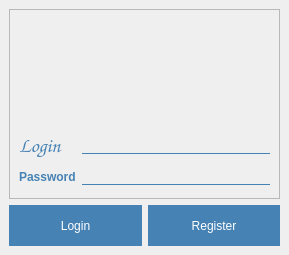
The window that PyQt/ui/Login.ui (UladzislauB/coursework) describes before a commit, drawn with Qt 5.
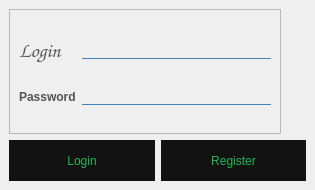
The same window after the commit. Icons and pictures are not drawn.

What changed in the file:
```diff
--- a/PyQt/ui/Login.ui
+++ b/PyQt/ui/Login.ui
@@ -6,8 +6,8 @@
    <rect>
     <x>0</x>
     <y>0</y>
-    <width>289</width>
-    <height>255</height>
+    <width>315</width>
+    <height>190</height>
    </rect>
   </property>
   <property name="windowTitle">
@@ -53,26 +53,29 @@
        <enum>QFrame::Raised</enum>
       </property>
       <layout class="QGridLayout" name="gridLayout">
-       <item row="0" column="0" colspan="2" alignment="Qt::AlignHCenter">
-        <widget class="QLabel" name="img">
-         <property name="maximumSize">
-          <size>
-           <width>100</width>
-           <height>100</height>
-          </size>
+       <item row="0" column="1">
+        <widget class="QLineEdit" name="edit_login">
+         <property name="styleSheet">
+          <string notr="true"/>
          </property>
          <property name="text">
           <string/>
          </property>
-         <property name="pixmap">
-          <pixmap>../../ico/taxi.png</pixmap>
-         </property>
-         <property name="scaledContents">
-          <bool>true</bool>
-         </property>
         </widget>
        </item>
        <item row="1" column="0">
+        <widget class="QLabel" name="label_password">
+         <property name="styleSheet">
+          <string notr="true">QLabel{
+	color:	#535353;
+}</string>
+         </property>
+         <property name="text">
+          <string>Password</string>
+         </property>
+        </widget>
+       </item>
+       <item row="0" column="0">
         <widget class="QLabel" name="label_login">
          <property name="font">
           <font>
@@ -84,7 +87,9 @@
           </font>
          </property>
          <property name="styleSheet">
-          <string notr="true"/>
+          <string notr="true">QLabel{
+	color:	#535353;
+}</string>
          </property>
          <property name="text">
           <string>Login</string>
@@ -92,23 +97,6 @@
         </widget>
        </item>
        <item row="1" column="1">
-        <widget class="QLineEdit" name="edit_login">
-         <property name="styleSheet">
-          <string notr="true"/>
-         </property>
-         <property name="text">
-          <string/>
-         </property>
-        </widget>
-       </item>
-       <item row="2" column="0">
-        <widget class="QLabel" name="label_password">
-         <property name="text">
-          <string>Password</string>
-         </property>
-        </widget>
-       </item>
-       <item row="2" column="1">
         <widget class="QLineEdit" name="edit_password">
          <property name="text">
           <string/>
@@ -131,8 +119,8 @@
       </property>
       <property name="styleSheet">
        <string notr="true">QPushButton{
-color: white;
-background: steelblue;
+color: #1db954;
+background: 	#121212;
 border-radius: 60px;
 font: 12pt &quot;Comic Sans MS&quot;;
 }</string>
@@ -152,8 +140,8 @@
       </property>
       <property name="styleSheet">
        <string notr="true">QPushButton{
-color: white;
-background: steelblue;
+color: #1db954;
+background: 	#121212;
 border-radius: 60px;
 font: 12pt &quot;Comic Sans MS&quot;;
 }</string>
```
